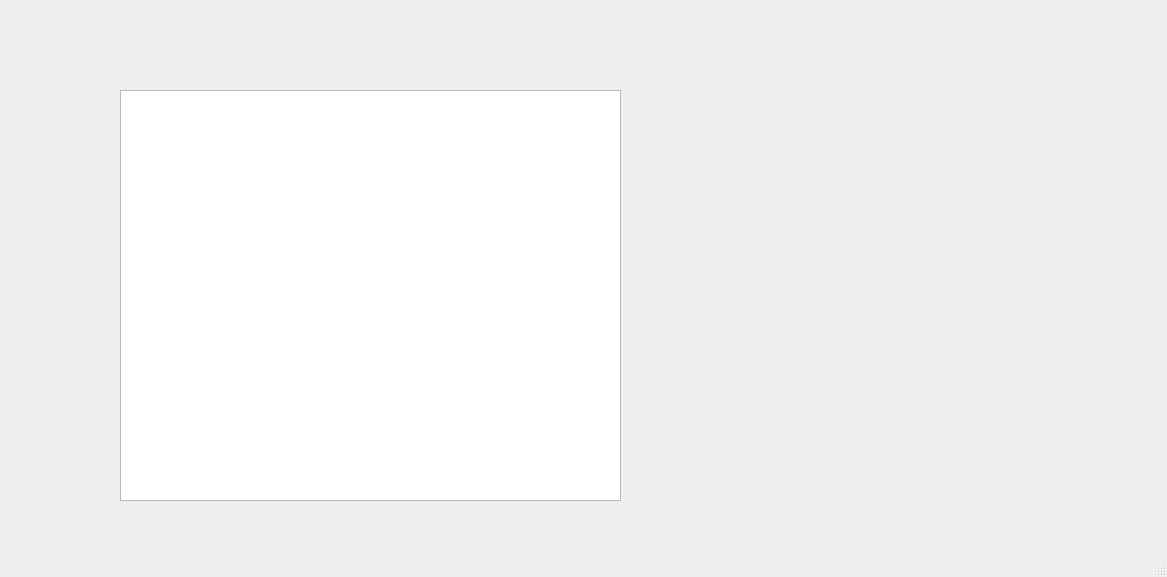
willasantos/Projeto-SDMC, file ui/mainwindow.ui: the form before one commit.
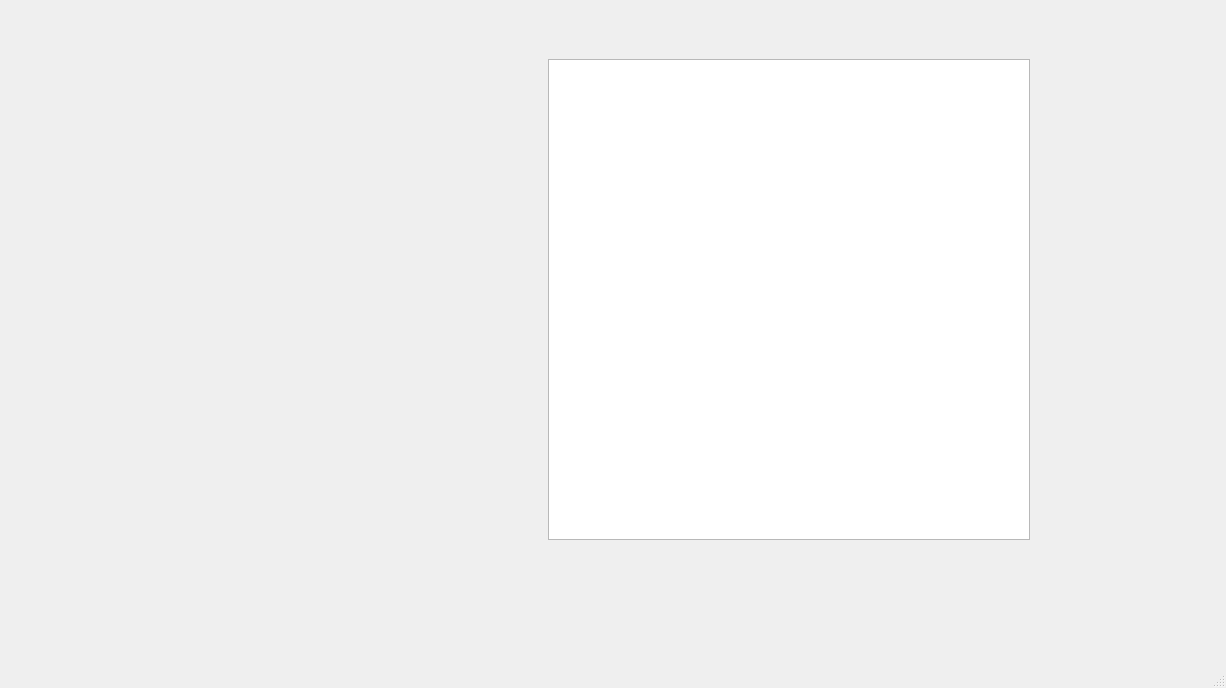
The form after the commit. The open tabs and pages were chosen to show the change.

```diff
--- a/ui/mainwindow.ui
+++ b/ui/mainwindow.ui
@@ -6,8 +6,8 @@
    <rect>
     <x>0</x>
     <y>0</y>
-    <width>1167</width>
-    <height>577</height>
+    <width>1226</width>
+    <height>688</height>
    </rect>
   </property>
   <property name="windowTitle">
@@ -17,9 +17,9 @@
    <widget class="QStackedWidget" name="stackedWidget">
     <property name="geometry">
      <rect>
-      <x>40</x>
-      <y>-50</y>
-      <width>1011</width>
+      <x>30</x>
+      <y>-30</y>
+      <width>1091</width>
       <height>581</height>
      </rect>
     </property>
@@ -409,28 +409,23 @@
      </widget>
     </widget>
     <widget class="QWidget" name="page_enter">
-     <widget class="QStackedWidget" name="stackedWidget_2">
+     <widget class="QWidget" name="horizontalLayoutWidget_3">
       <property name="geometry">
        <rect>
-        <x>70</x>
-        <y>120</y>
-        <width>781</width>
-        <height>431</height>
+        <x>29</x>
+        <y>89</y>
+        <width>971</width>
+        <height>481</height>
        </rect>
       </property>
-      <widget class="QWidget" name="page">
-       <widget class="QListWidget" name="listWidget">
-        <property name="geometry">
-         <rect>
-          <x>10</x>
-          <y>20</y>
-          <width>501</width>
-          <height>411</height>
-         </rect>
-        </property>
-       </widget>
-      </widget>
-      <widget class="QWidget" name="page_2"/>
+      <layout class="QHBoxLayout" name="horizontalLayout_3">
+       <item>
+        <widget class="QStackedWidget" name="stackedWidget_2"/>
+       </item>
+       <item>
+        <widget class="QListWidget" name="listWidget"/>
+       </item>
+      </layout>
      </widget>
     </widget>
    </widget>
```
Left out of the diff: 26 changed lines with no effect on the pictures.
